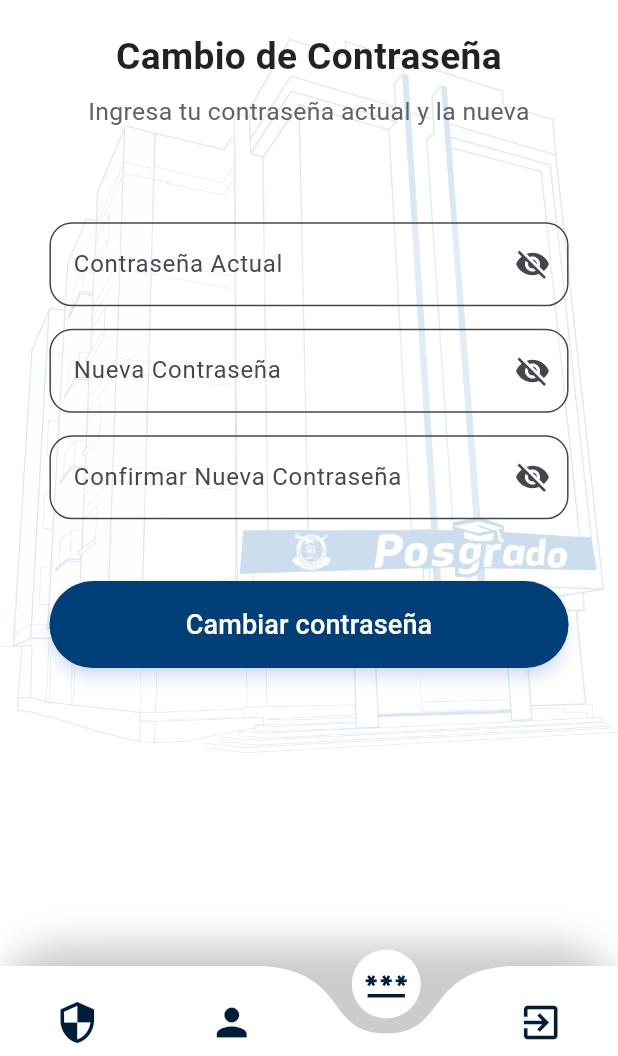
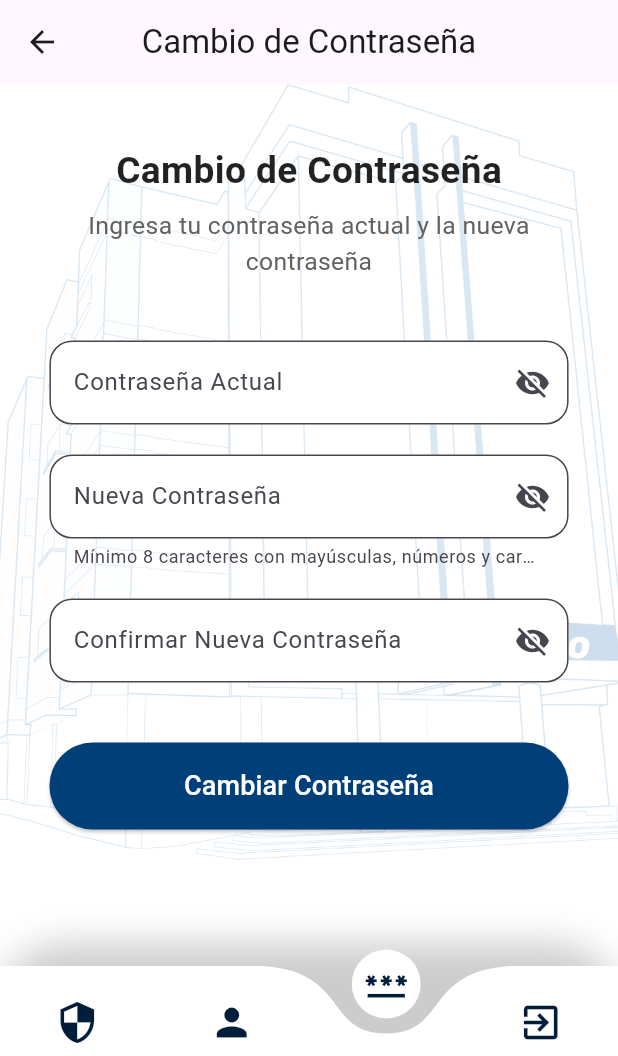
Before and after one commit to UnstopLim/postgradoN, a Flutter app: the Cambio screen opened by its route, on a phone screen of 412 x 824 dp, the part 180-1236 px from its top. Run offline on Flutter 3.47's test engine with Material 3 defaults, Android fonts, the phone set to English and light mode, and no system bars; drawn by our look-alikes of curved_navigation_bar; our stand-ins replace animate_do, auto_route, connectivity_plus, dio, flutter_riverpod, flutter_secure_storage and 3 more; accounts and stored records are empty.

Commit message:
se areglo el update de la la app 01//04/2025

```diff
--- a/lib/Feacture/CambiarPassword/presentacion/page/Cambio.dart
+++ b/lib/Feacture/CambiarPassword/presentacion/page/Cambio.dart
@@ -5,67 +5,77 @@ import 'package:postgrado/Feacture/CambiarPassword/presentacion/estado/CambioRib
 import 'package:postgrado/Feacture/Login/Presentacion/Page/AlertDialogConection.dart';
 import 'package:postgrado/Feacture/Login/Presentacion/Page/network_info.dart';
 
-
 @RoutePage()
 class Cambio extends ConsumerStatefulWidget {
   const Cambio({super.key});
 
   @override
-  _CambioState createState() => _CambioState();
+  _CambioPasswordScreenState createState() => _CambioPasswordScreenState();
 }
 
-class _CambioState extends ConsumerState<Cambio> {
-   final TextEditingController passwordController = TextEditingController();
-   final TextEditingController newPasswordController = TextEditingController();
-   final TextEditingController confirmPasswordController = TextEditingController();
-   bool _isLoading = false;
+class _CambioPasswordScreenState extends ConsumerState<Cambio> {
+  final _formKey = GlobalKey<FormState>();
+  final _passwordController = TextEditingController();
+  final _newPasswordController = TextEditingController();
+  final _confirmPasswordController = TextEditingController();
 
-
-  final _formKey = GlobalKey<FormState>();
   bool _isObscureOld = true;
   bool _isObscureNew = true;
   bool _isObscureConfirm = true;
 
+  @override
+  void dispose() {
+    _passwordController.dispose();
+    _newPasswordController.dispose();
+    _confirmPasswordController.dispose();
+    super.dispose();
+  }
 
-  Future<void> _cambioPassword()
-   async
-   {
-      final hayInternet = await NetworkInfo().isConnected();
-      if(!hayInternet)
-      {
-         showDialog(context: context, builder: (BuildContext context) {
-           return ErroConection();
-         });
-         return;
+  Future<void> _submitForm() async {
+    if (!_formKey.currentState!.validate()) return;
+
+    try {
+      await ref.read(cambioProvider.notifier).cambioPassword(
+        password: _passwordController.text.trim(),
+        newPassword: _newPasswordController.text.trim(),
+        confirmPassword: _confirmPasswordController.text.trim(),
+      );
+
+      if (mounted) {
+        ScaffoldMessenger.of(context).showSnackBar(
+          const SnackBar(
+            content: Text('Contraseña cambiada exitosamente'),
+            backgroundColor: Colors.green,
+          ),
+        );
+        // Limpiar formulario después del éxito
+        _passwordController.clear();
+        _newPasswordController.clear();
+        _confirmPasswordController.clear();
       }
-      final password = passwordController.text.trim();
-      final newPassword = newPasswordController.text.trim();
-      final confirmPassword= confirmPasswordController.text.trim();
-      try
-      {
-        await ref.read(cambioProvider.notifier).CambioPassword(password, newPassword, confirmPassword);
-        setState(() {
-          final snakBar = SnackBar(content: const Text("Se cambio la contraseña correctamente"),
-              action: SnackBarAction(label: 'Ok', onPressed: () {}));
-          ScaffoldMessenger.of(context).showSnackBar(snakBar);
-        });
-      }catch(e){
-        setState(() {
-          final snakBar = SnackBar(content: const Text("No se modifico la contraseña"),
-              action: SnackBarAction(label: 'Ok', onPressed: () {}));
-          ScaffoldMessenger.of(context).showSnackBar(snakBar);
-        });
+    } catch (e) {
+      if (mounted) {
+        ScaffoldMessenger.of(context).showSnackBar(
+          SnackBar(
+            content: Text(e.toString()),
+            backgroundColor: Colors.red,
+          ),
+        );
       }
     }
-
+  }
 
   @override
   Widget build(BuildContext context) {
     final screenSize = MediaQuery.of(context).size;
+    final state = ref.watch(cambioProvider);
 
     return Scaffold(
-
       backgroundColor: Colors.white,
+      appBar: AppBar(
+        title: const Text('Cambio de Contraseña'),
+        centerTitle: true,
+      ),
       body: Stack(
         children: [
           Positioned.fill(
@@ -73,25 +83,21 @@ class _CambioState extends ConsumerState<Cambio> {
               opacity: 0.2,
               child: Image.asset(
                 "assets/edificio.png",
-                fit: BoxFit.contain,
+                fit: BoxFit.cover,
               ),
             ),
           ),
           SingleChildScrollView(
-            child: Padding(
-              padding: EdgeInsets.symmetric(horizontal: screenSize.width * 0.08),
+            padding: EdgeInsets.symmetric(
+              horizontal: screenSize.width * 0.08,
+              vertical: 20,
+            ),
+            child: Form(
+              key: _formKey,
               child: Column(
                 crossAxisAlignment: CrossAxisAlignment.center,
                 children: [
-                  SizedBox(height: screenSize.height * 0.0),
-                  Container(
-                    padding: EdgeInsets.symmetric(vertical: 20, horizontal: 25),
-                    decoration: BoxDecoration(
-                      color: Colors.transparent,
-                      borderRadius: BorderRadius.circular(20),
-                    ),
-                    child: Column(
-                      children: [
+                  const SizedBox(height: 20),
                   Text(
                     "Cambio de Contraseña",
                     style: TextStyle(
@@ -99,83 +105,96 @@ class _CambioState extends ConsumerState<Cambio> {
                       fontWeight: FontWeight.bold,
                       color: Colors.black87,
                     ),
-                          textAlign: TextAlign.center,
                   ),
-                        SizedBox(height: 8),
+                  const SizedBox(height: 8),
                   Text(
-                          "Ingresa tu contraseña actual y la nueva",
+                    "Ingresa tu contraseña actual y la nueva contraseña",
                     style: TextStyle(
                       fontSize: screenSize.width * 0.04,
                       color: Colors.grey[700],
                     ),
                     textAlign: TextAlign.center,
                   ),
-                      ],
+                  const SizedBox(height: 40),
+
+                  // Campo contraseña actual
+                  _buildPasswordField(
+                    label: "Contraseña Actual",
+                    controller: _passwordController,
+                    isObscure: _isObscureOld,
+                    toggleVisibility: () => setState(() => _isObscureOld = !_isObscureOld),
+                    validator: (value) {
+                      if (value == null || value.isEmpty) {
+                        return 'Por favor ingresa tu contraseña actual';
+                      }
+                      return null;
+                    },
                   ),
+                  const SizedBox(height: 20),
+
+                  // Campo nueva contraseña
+                  _buildPasswordField(
+                    label: "Nueva Contraseña",
+                    controller: _newPasswordController,
+                    isObscure: _isObscureNew,
+                    toggleVisibility: () => setState(() => _isObscureNew = !_isObscureNew),
+                    validator: (value) {
+                      if (value == null || value.isEmpty) {
+                        return 'Por favor ingresa una nueva contraseña';
+                      }
+                      if (value.length < 8) {
+                        return 'La contraseña debe tener al menos 8 caracteres';
+                      }
+                      if (!value.contains(RegExp(r'[A-Z]'))) {
+                        return 'Debe contener al menos una mayúscula';
+                      }
+                      if (!value.contains(RegExp(r'[0-9]'))) {
+                        return 'Debe contener al menos un número';
+                      }
+                      if (!value.contains(RegExp(r'[!@#$%^&*(),.?":{}|<>]'))) {
+                        return 'Debe contener al menos un carácter especial';
+                      }
+                      return null;
+                    },
+                    helperText: 'Mínimo 8 caracteres con mayúsculas, números y caracteres especiales',
                   ),
-                  SizedBox(height: screenSize.height * 0.05),
+                  const SizedBox(height: 20),
 
-                  Form(
-                    key: _formKey,
-                    child: Column(
-                      children: [
-                        _buildPasswordField("Contraseña Actual",passwordController, _isObscureOld, () {
-                          setState(() {
-                            _isObscureOld = !_isObscureOld;
-                          });
-                        }),
-                        SizedBox(height: 15),
-                        _buildPasswordField("Nueva Contraseña",newPasswordController, _isObscureNew, () {
-                          setState(() {
-                            _isObscureNew = !_isObscureNew;
-                          });
-                        }),
-                        SizedBox(height: 15),
-                        _buildPasswordField("Confirmar Nueva Contraseña",confirmPasswordController, _isObscureConfirm, () {
-                          setState(() {
-                            _isObscureConfirm = !_isObscureConfirm;
-                          });
-                        }),
-                        SizedBox(height: screenSize.height * 0.05),
+                  // Campo confirmar contraseña
+                  _buildPasswordField(
+                    label: "Confirmar Nueva Contraseña",
+                    controller: _confirmPasswordController,
+                    isObscure: _isObscureConfirm,
+                    toggleVisibility: () => setState(() => _isObscureConfirm = !_isObscureConfirm),
+                    validator: (value) {
+                      if (value != _newPasswordController.text) {
+                        return 'Las contraseñas no coinciden';
+                      }
+                      return null;
+                    },
+                  ),
+                  const SizedBox(height: 40),
+
+                  // Botón de enviar
                   SizedBox(
                     width: double.infinity,
                     child: ElevatedButton(
-                            onPressed: () {
-                              if (_formKey.currentState!.validate()) {
-                                // Acción para cambiar la contraseña
-                                _isLoading ?  null: _cambioPassword();
-                                ScaffoldMessenger.of(context).showSnackBar(
-                                  SnackBar(content: Text("Contraseña cambiada exitosamente")),
-                                );
-                              }
-                            },
+                      onPressed: state.isLoading ? null : _submitForm,
                       style: ElevatedButton.styleFrom(
-                              backgroundColor: Color(0xFF003F77),
+                        backgroundColor: const Color(0xFF003F77),
                         shape: RoundedRectangleBorder(
                           borderRadius: BorderRadius.circular(30),
                         ),
-                              padding: EdgeInsets.symmetric(vertical: 16),
-                              elevation: 4,
-                              shadowColor: Colors.blueAccent.withOpacity(0.3),
+                        padding: const EdgeInsets.symmetric(vertical: 16),
                       ),
-                            child:  _isLoading
-                               ? const CircularProgressIndicator(color: Colors.white,)
-                                :const Text("Cambiar contraseña",style: TextStyle(fontSize: 18,color: Colors.white),)
-                            ,
-                            // child: Text(
-                            //   "Cambiar Contraseña",
-                            //   style: TextStyle(
-                            //     fontSize: 18,
-                            //     fontWeight: FontWeight.bold,
-                            //     color: Colors.white,
-                            //   ),
-                            // ),
+                      child: state.isLoading
+                          ? const CircularProgressIndicator(color: Colors.white)
+                          : const Text(
+                        "Cambiar Contraseña",
+                        style: TextStyle(fontSize: 18, color: Colors.white),
                       ),
                     ),
-                      ],
                   ),
-                  ),
-                  SizedBox(height: screenSize.height * 0.1),
                 ],
               ),
             ),
@@ -185,26 +204,29 @@ class _CambioState extends ConsumerState<Cambio> {
     );
   }
 
-  Widget _buildPasswordField(String label,TextEditingController controllerEdit, bool isObscure, VoidCallback toggleVisibility) {
+  Widget _buildPasswordField({
+    required String label,
+    required TextEditingController controller,
+    required bool isObscure,
+    required VoidCallback toggleVisibility,
+    required String? Function(String?) validator,
+    String? helperText,
+  }) {
     return TextFormField(
-      controller: controllerEdit,
+      controller: controller,
       obscureText: isObscure,
       decoration: InputDecoration(
         labelText: label,
         border: OutlineInputBorder(borderRadius: BorderRadius.circular(15)),
         filled: true,
-        fillColor: Colors.white.withOpacity(0.2),
+        fillColor: Colors.white,
         suffixIcon: IconButton(
           icon: Icon(isObscure ? Icons.visibility_off : Icons.visibility),
           onPressed: toggleVisibility,
         ),
+        helperText: helperText,
       ),
-      validator: (value) {
-        if (value == null || value.isEmpty) {
-          return "Este campo no puede estar vacío";
-        }
-        return null;
-      },
+      validator: validator,
     );
   }
 }
```
Also changed, not shown: lib/Core/network/ApiClient.dart (+31 -28 lines), lib/Feacture/CambiarPassword/data/repository/CambioRepository.dart (+21 -7 lines), lib/Feacture/CambiarPassword/domain/Models/CambioModel.dart (+28 -6 lines), lib/Feacture/CambiarPassword/domain/cambioUseCAse/CambioUseCase.dart (+12 -7 lines), lib/Feacture/CambiarPassword/presentacion/estado/CambioRiberput.dart (+22 -28 lines). Lines whose indentation alone changed are shown as unchanged.
